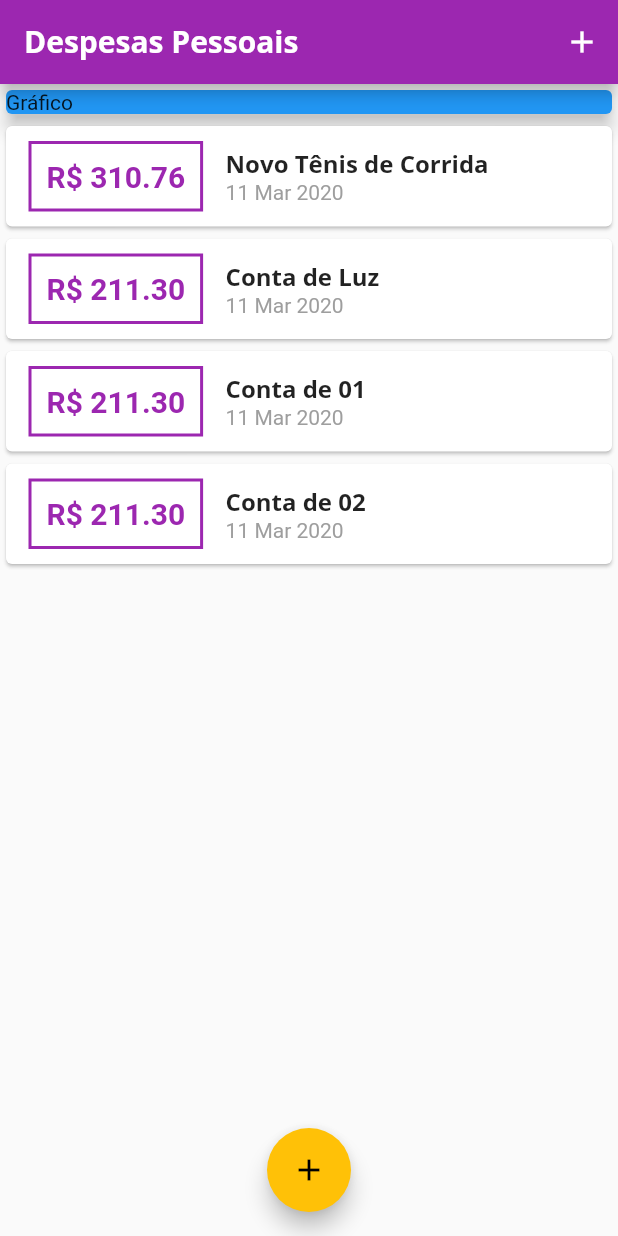
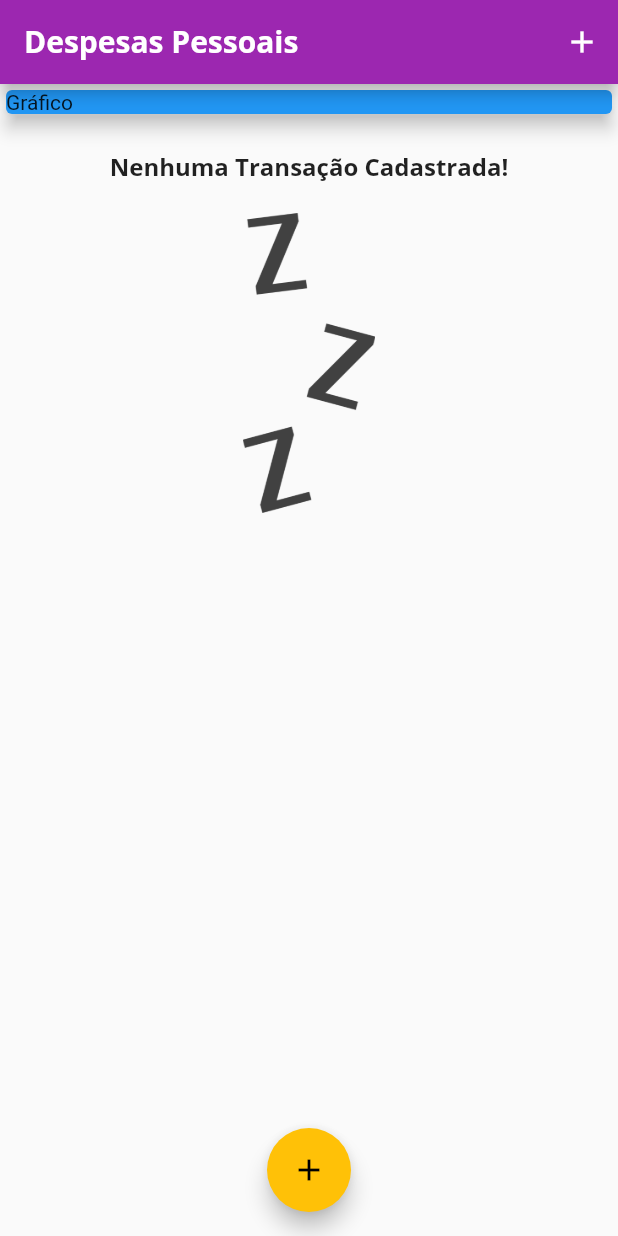
Before and after one commit to wellingtondw/expenses-controller, a Flutter app: the screen it shows after launch, on a phone screen of 412 x 824 dp. Run offline on Flutter 3.47's test engine with Material 2 defaults, Android fonts, the phone set to English and light mode, and no system bars.

Commit message:
add image into project if not transactions

```diff
--- a/lib/components/transaction_list.dart
+++ b/lib/components/transaction_list.dart
@@ -11,7 +11,23 @@ class TransactionList extends StatelessWidget {
   Widget build(BuildContext context) {
     return Container(
       height: 300,
-      child: ListView.builder(
+      child: transactions.isEmpty
+          ? Column(
+              children: <Widget>[
+                SizedBox(height: 20),
+                Text('Nenhuma Transação Cadastrada!',
+                    style: Theme.of(context).textTheme.title),
+                SizedBox(height: 20),
+                Container(
+                  height: 200,
+                  child: Image.asset(
+                    'assets/images/waiting.png',
+                    fit: BoxFit.cover,
+                  ),
+                )
+              ],
+            )
+          : ListView.builder(
               itemCount: transactions.length,
               itemBuilder: (ctx, index) {
                 final tr = transactions[index];
@@ -19,7 +35,8 @@ class TransactionList extends StatelessWidget {
                     child: Row(
                   children: <Widget>[
                     Container(
-                margin: EdgeInsets.symmetric(horizontal: 15, vertical: 10),
+                      margin:
+                          EdgeInsets.symmetric(horizontal: 15, vertical: 10),
                       decoration: BoxDecoration(
                           border: Border.all(
                         color: Theme.of(context).primaryColor,
--- a/lib/main.dart
+++ b/lib/main.dart
@@ -43,48 +43,18 @@ class MyHomePage extends StatefulWidget {
 }
 
 class _MyHomePageState extends State<MyHomePage> {
-  final _transactions = [
-    Transaction(
-        id: 't1',
-        title: 'Novo Tênis de Corrida',
-        value: 310.76,
-        date: DateTime.now()),
-    Transaction(
-      id: 't2',
-      title: 'Conta de Luz',
-      value: 211.30,
-      date: DateTime.now(),
-    ),
-    Transaction(
-      id: 't3',
-      title: 'Conta de 01',
-      value: 211.30,
-      date: DateTime.now(),
-    ),
-    Transaction(
-      id: 't4',
-      title: 'Conta de 02',
-      value: 211.30,
-      date: DateTime.now(),
-    ),
-    Transaction(
-      id: 't5',
-      title: 'Conta de 03',
-      value: 211.30,
-      date: DateTime.now(),
-    ),
-    Transaction(
-      id: 't6',
-      title: 'Conta de 04',
-      value: 211.30,
-      date: DateTime.now(),
-    ),
-    Transaction(
-      id: 't7',
-      title: 'Conta de 05',
-      value: 211.30,
-      date: DateTime.now(),
-    ),
+  final List<Transaction> _transactions = [
+    // Transaction(
+    //     id: 't1',
+    //     title: 'Novo Tênis de Corrida',
+    //     value: 310.76,
+    //     date: DateTime.now()),
+    // Transaction(
+    //   id: 't2',
+    //   title: 'Conta de Luz',
+    //   value: 211.30,
+    //   date: DateTime.now(),
+    // ),
   ];
 
   _addTransaction(String title, double value) {
--- a/pubspec.yaml
+++ b/pubspec.yaml
@@ -39,8 +39,8 @@ flutter:
   # the material Icons class.
   uses-material-design: true
   # To add assets to your application, add an assets section, like this:
-  # assets:
-  #  - images/a_dot_burr.jpeg
+  assets:
+    - assets/images/waiting.png
   #  - images/a_dot_ham.jpeg
   # An image asset can refer to one or more resolution-specific "variants", see
   # https://flutter.dev/assets-and-images/#resolution-aware.
```
Also changed, not shown: assets/images/waiting.png (added). Lines whose indentation alone changed are shown as unchanged.
